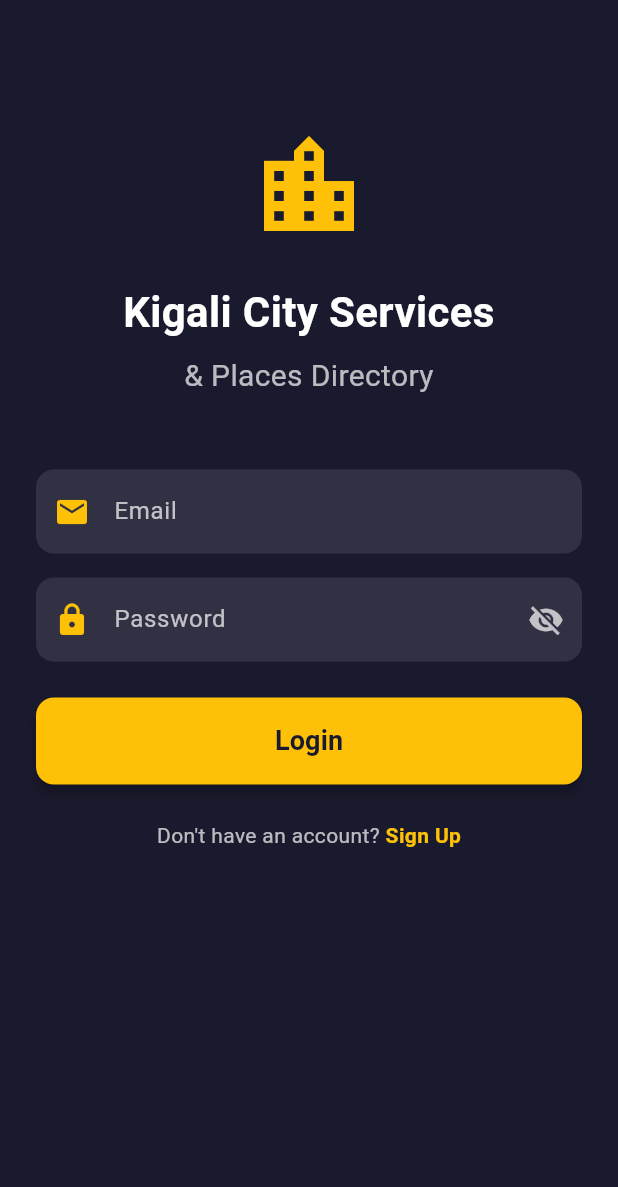
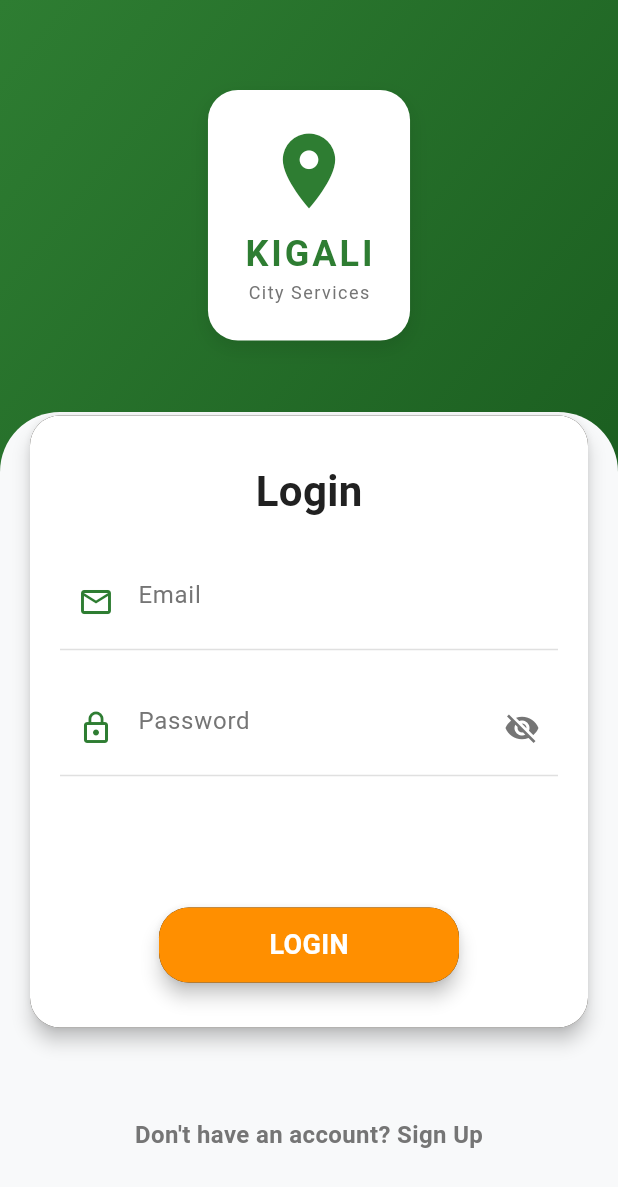
Before and after one commit to Tresorshingiro/KigaliDirectory, a Flutter app: the screen it shows after launch, on a phone screen of 412 x 824 dp. Shown: the top 1187 px of the screen. Run offline on Flutter 3.47's test engine with Material 3 defaults, Android fonts, the phone set to English and light mode, and no system bars; our stand-ins replace cloud_firestore, firebase_auth, firebase_core, flutter_riverpod, google_maps_flutter; accounts and stored records are empty.

Commit message:
improved screen

```diff
--- a/lib/screens/login_screen.dart
+++ b/lib/screens/login_screen.dart
@@ -30,6 +30,15 @@ class _LoginScreenState extends ConsumerState<LoginScreen> {
     setState(() => _isLoading = true);
 
     try {
+      // Sign out and invalidate all providers to clear cached state
+      await ref.read(authNotifierProvider.notifier).signOut();
+      ref.invalidate(authStateProvider);
+      ref.invalidate(currentUserProvider);
+
+      // Small delay to ensure sign out completes
+      await Future.delayed(const Duration(milliseconds: 800));
+
+      // Now sign in with the provided credentials
       await ref.read(authNotifierProvider.notifier).signIn(
             email: _emailController.text.trim(),
             password: _passwordController.text.trim(),
@@ -57,67 +66,136 @@ class _LoginScreenState extends ConsumerState<LoginScreen> {
   @override
   Widget build(BuildContext context) {
     return Scaffold(
-      backgroundColor: const Color(0xFF1A1A2E),
-      body: SafeArea(
-        child: SingleChildScrollView(
-          padding: const EdgeInsets.all(24.0),
+      body: Stack(
+        children: [
+          // Gradient background at top
+          Container(
+            width: MediaQuery.of(context).size.width,
+            height: MediaQuery.of(context).size.height / 2.5,
+            decoration: const BoxDecoration(
+              gradient: LinearGradient(
+                begin: Alignment.topLeft,
+                end: Alignment.bottomRight,
+                colors: [
+                  Color(0xFF2E7D32),
+                  Color(0xFF1B5E20),
+                ],
+              ),
+            ),
+          ),
+
+          // Curved white container
+          Container(
+            margin: EdgeInsets.only(
+              top: MediaQuery.of(context).size.height / 3,
+            ),
+            height: MediaQuery.of(context).size.height,
+            width: MediaQuery.of(context).size.width,
+            decoration: const BoxDecoration(
+              color: Color(0xFFF8F9FA),
+              borderRadius: BorderRadius.only(
+                topLeft: Radius.circular(40),
+                topRight: Radius.circular(40),
+              ),
+            ),
+          ),
+
+          // Content
+          Container(
+            margin: const EdgeInsets.only(top: 60.0, left: 20.0, right: 20.0),
+            child: Column(
+              children: [
+                // App logo
+                Center(
+                  child: Column(
+                    children: [
+                      Container(
+                        padding: const EdgeInsets.all(24),
+                        decoration: BoxDecoration(
+                          color: Colors.white,
+                          borderRadius: BorderRadius.circular(20),
+                          boxShadow: [
+                            BoxShadow(
+                              color: Colors.black.withOpacity(0.1),
+                              blurRadius: 10,
+                              offset: const Offset(0, 5),
+                            ),
+                          ],
+                        ),
+                        child: Column(
+                          children: [
+                            const Icon(
+                              Icons.location_on,
+                              size: 60,
+                              color: Color(0xFF2E7D32),
+                            ),
+                            const SizedBox(height: 8),
+                            Text(
+                              'KIGALI',
+                              style: TextStyle(
+                                fontSize: 24,
+                                fontWeight: FontWeight.bold,
+                                color: Color(0xFF2E7D32),
+                                letterSpacing: 2,
+                              ),
+                            ),
+                            Text(
+                              'City Services',
+                              style: TextStyle(
+                                fontSize: 12,
+                                color: Color(0xFF757575),
+                                letterSpacing: 1,
+                              ),
+                            ),
+                          ],
+                        ),
+                      ),
+                    ],
+                  ),
+                ),
+                const SizedBox(height: 50.0),
+
+                // Form card
+                Material(
+                  elevation: 5.0,
+                  borderRadius: BorderRadius.circular(20),
+                  child: Container(
+                    padding: const EdgeInsets.symmetric(horizontal: 20.0, vertical: 30.0),
+                    width: MediaQuery.of(context).size.width,
+                    decoration: BoxDecoration(
+                      color: Colors.white,
+                      borderRadius: BorderRadius.circular(20),
+                    ),
                     child: Form(
                       key: _formKey,
                       child: Column(
-              crossAxisAlignment: CrossAxisAlignment.stretch,
                         children: [
-                const SizedBox(height: 60),
-
-                // App Title
-                const Icon(
-                  Icons.location_city,
-                  size: 80,
-                  color: Color(0xFFFFC107),
-                ),
-                const SizedBox(height: 24),
                           const Text(
-                  'Kigali City Services',
+                            'Login',
                             style: TextStyle(
+                              color: Color(0xFF212121),
                               fontSize: 28,
                               fontWeight: FontWeight.bold,
-                    color: Colors.white,
                             ),
-                  textAlign: TextAlign.center,
                           ),
-                const SizedBox(height: 8),
-                const Text(
-                  '& Places Directory',
-                  style: TextStyle(
-                    fontSize: 20,
-                    color: Colors.white70,
-                  ),
-                  textAlign: TextAlign.center,
-                ),
-                const SizedBox(height: 48),
+                          const SizedBox(height: 30.0),
 
                           // Email field
                           TextFormField(
                             controller: _emailController,
                             keyboardType: TextInputType.emailAddress,
-                  style: const TextStyle(color: Colors.white),
-                  decoration: InputDecoration(
-                    labelText: 'Email',
-                    labelStyle: const TextStyle(color: Colors.white70),
-                    prefixIcon: const Icon(Icons.email, color: Color(0xFFFFC107)),
-                    filled: true,
-                    fillColor: Colors.white.withOpacity(0.1),
-                    border: OutlineInputBorder(
-                      borderRadius: BorderRadius.circular(12),
-                      borderSide: BorderSide.none,
+                            style: const TextStyle(color: Color(0xFF212121)),
+                            decoration: const InputDecoration(
+                              hintText: 'Email',
+                              hintStyle: TextStyle(
+                                color: Color(0xFF757575),
+                                fontSize: 16,
                               ),
-                    enabledBorder: OutlineInputBorder(
-                      borderRadius: BorderRadius.circular(12),
-                      borderSide: BorderSide.none,
+                              prefixIcon: Icon(
+                                Icons.email_outlined,
+                                color: Color(0xFF2E7D32),
                               ),
-                    focusedBorder: OutlineInputBorder(
-                      borderRadius: BorderRadius.circular(12),
-                      borderSide: const BorderSide(color: Color(0xFFFFC107), width: 2),
-                    ),
+                              border: InputBorder.none,
                             ),
                             validator: (value) {
                               if (value == null || value.isEmpty) {
@@ -129,40 +207,36 @@ class _LoginScreenState extends ConsumerState<LoginScreen> {
                               return null;
                             },
                           ),
-                const SizedBox(height: 16),
+                          const Divider(color: Color(0xFFE0E0E0)),
+                          const SizedBox(height: 20.0),
 
                           // Password field
                           TextFormField(
                             controller: _passwordController,
                             obscureText: _obscurePassword,
-                  style: const TextStyle(color: Colors.white),
+                            style: const TextStyle(color: Color(0xFF212121)),
                             decoration: InputDecoration(
-                    labelText: 'Password',
-                    labelStyle: const TextStyle(color: Colors.white70),
-                    prefixIcon: const Icon(Icons.lock, color: Color(0xFFFFC107)),
+                              hintText: 'Password',
+                              hintStyle: const TextStyle(
+                                color: Color(0xFF757575),
+                                fontSize: 16,
+                              ),
+                              prefixIcon: const Icon(
+                                Icons.lock_outline,
+                                color: Color(0xFF2E7D32),
+                              ),
                               suffixIcon: IconButton(
                                 icon: Icon(
-                        _obscurePassword ? Icons.visibility_off : Icons.visibility,
-                        color: Colors.white70,
+                                  _obscurePassword
+                                      ? Icons.visibility_off
+                                      : Icons.visibility,
+                                  color: const Color(0xFF757575),
                                 ),
                                 onPressed: () {
                                   setState(() => _obscurePassword = !_obscurePassword);
                                 },
                               ),
-                    filled: true,
-                    fillColor: Colors.white.withOpacity(0.1),
-                    border: OutlineInputBorder(
-                      borderRadius: BorderRadius.circular(12),
-                      borderSide: BorderSide.none,
-                    ),
-                    enabledBorder: OutlineInputBorder(
-                      borderRadius: BorderRadius.circular(12),
-                      borderSide: BorderSide.none,
-                    ),
-                    focusedBorder: OutlineInputBorder(
-                      borderRadius: BorderRadius.circular(12),
-                      borderSide: const BorderSide(color: Color(0xFFFFC107), width: 2),
-                    ),
+                              border: InputBorder.none,
                             ),
                             validator: (value) {
                               if (value == null || value.isEmpty) {
@@ -174,47 +248,54 @@ class _LoginScreenState extends ConsumerState<LoginScreen> {
                               return null;
                             },
                           ),
-                const SizedBox(height: 24),
+                          const Divider(color: Color(0xFFE0E0E0)),
+                          const SizedBox(height: 20.0),
 
                           // Login button
-                ElevatedButton(
-                  onPressed: _isLoading ? null : _handleLogin,
-                  style: ElevatedButton.styleFrom(
-                    backgroundColor: const Color(0xFFFFC107),
-                    foregroundColor: const Color(0xFF1A1A2E),
-                    padding: const EdgeInsets.symmetric(vertical: 16),
-                    shape: RoundedRectangleBorder(
-                      borderRadius: BorderRadius.circular(12),
+                          const SizedBox(height: 60.0),
+                          GestureDetector(
+                            onTap: _isLoading ? null : _handleLogin,
+                            child: Material(
+                              elevation: 5.0,
+                              borderRadius: BorderRadius.circular(20),
+                              child: Container(
+                                padding: const EdgeInsets.symmetric(vertical: 12.0),
+                                width: 200,
+                                decoration: BoxDecoration(
+                                  color: const Color(0xFFFF8F00),
+                                  borderRadius: BorderRadius.circular(20),
                                 ),
-                    elevation: 4,
-                  ),
+                                child: Center(
                                   child: _isLoading
                                       ? const SizedBox(
                                           height: 20,
                                           width: 20,
                                           child: CircularProgressIndicator(
                                             strokeWidth: 2,
-                            valueColor: AlwaysStoppedAnimation<Color>(Color(0xFF1A1A2E)),
+                                            valueColor:
+                                                AlwaysStoppedAnimation<Color>(Colors.white),
                                           ),
                                         )
                                       : const Text(
-                          'Login',
+                                          'LOGIN',
                                           style: TextStyle(
-                            fontSize: 18,
+                                            color: Colors.white,
+                                            fontSize: 18.0,
                                             fontWeight: FontWeight.bold,
                                           ),
                                         ),
                                 ),
-                const SizedBox(height: 24),
+                              ),
+                            ),
+                          ),
+                        ],
+                      ),
+                    ),
+                  ),
+                ),
+                const SizedBox(height: 60.0),
 
                 // Sign up link
-                Row(
-                  mainAxisAlignment: MainAxisAlignment.center,
-                  children: [
-                    const Text(
-                      "Don't have an account? ",
-                      style: TextStyle(color: Colors.white70),
-                    ),
                 GestureDetector(
                   onTap: () {
                     Navigator.of(context).push(
@@ -224,19 +305,18 @@ class _LoginScreenState extends ConsumerState<LoginScreen> {
                     );
                   },
                   child: const Text(
-                        'Sign Up',
+                    "Don't have an account? Sign Up",
                     style: TextStyle(
-                          color: Color(0xFFFFC107),
-                          fontWeight: FontWeight.bold,
+                      color: Color(0xFF757575),
+                      fontSize: 16,
+                      fontWeight: FontWeight.w600,
                     ),
                   ),
                 ),
               ],
             ),
+          ),
         ],
-            ),
-          ),
-        ),
       ),
     );
   }
```
Lines whose indentation alone changed are shown as unchanged.
